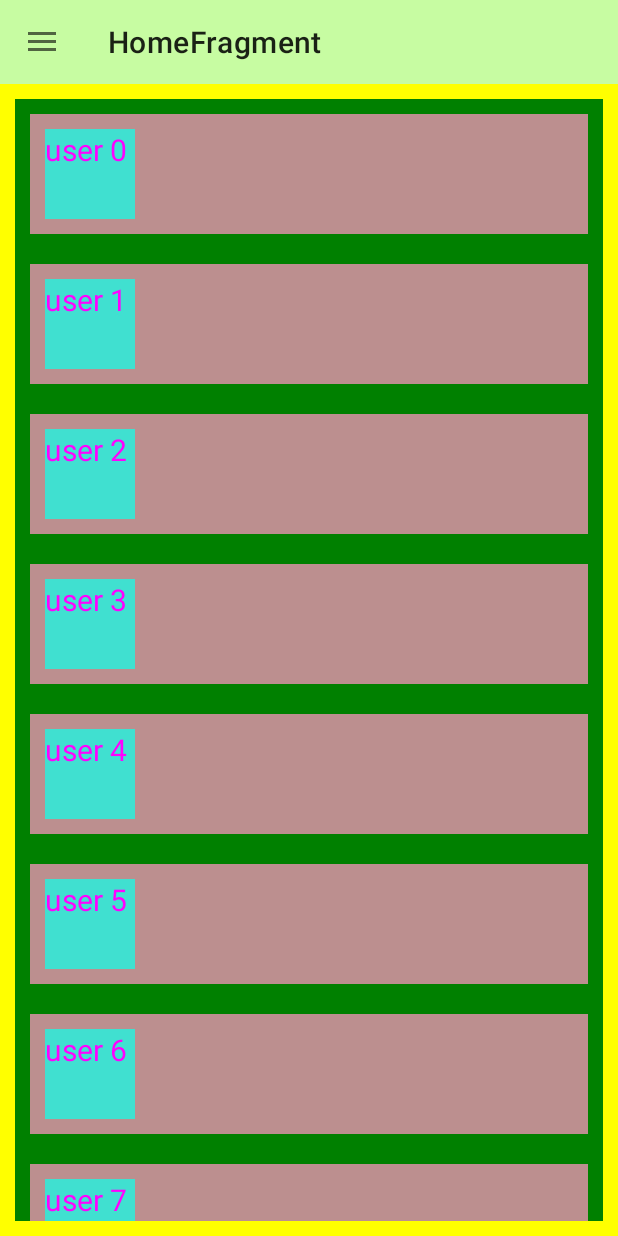
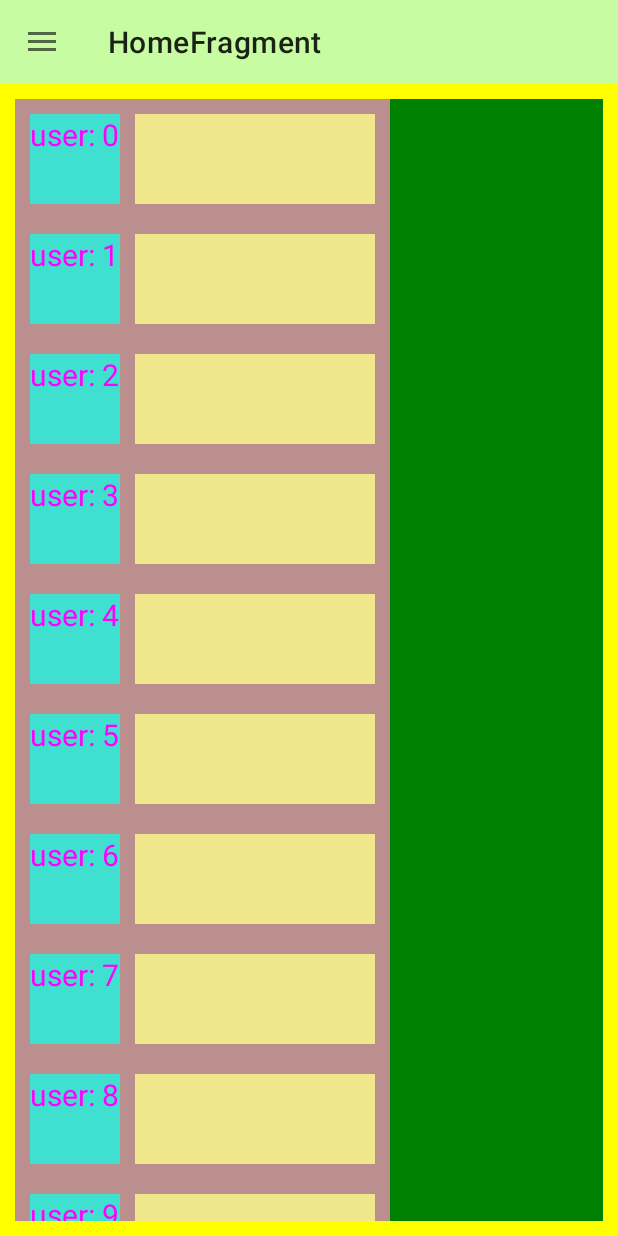
Before and after one commit to maxyou/purebbs-android, an Android app: the screen it shows after launch (MainActivity), on a phone screen of 412 x 824 dp. Run offline under Robolectric (Android 15) with nearby library versions, the phone set to English and light mode, and no system bars; our stand-ins replace data binding, navigation-ui.

Commit message:
add title area, before binding view holder

```diff
--- a/app/src/main/java/com/maxproj/purebbs/home/HomeFragment.kt
+++ b/app/src/main/java/com/maxproj/purebbs/home/HomeFragment.kt
@@ -37,7 +37,7 @@ fun mockPostData():List<PostBrief>{
     var data =  mutableListOf<PostBrief>()
 
     (0..20).forEach {
-        data.add(it, PostBrief(it, "user $it", "title $it"))
+        data.add(it, PostBrief(it, "user: $it", "title $it"))
         Log.d("PureBBS", "mock post data: $it")
     }
 
--- a/app/src/main/java/com/maxproj/purebbs/home/HomeViewModel.kt
+++ b/app/src/main/java/com/maxproj/purebbs/home/HomeViewModel.kt
@@ -1,12 +1,19 @@
 package com.maxproj.purebbs.home
+import android.util.Log
 import android.view.View
 import androidx.lifecycle.ViewModel
 import androidx.navigation.Navigation
+import kotlinx.coroutines.withContext
 
 class HomeViewModel : ViewModel() {
 
+    var itemFlag:String = "not used"
+
     var postAdapter: PostAdapter = PostAdapter()
 
+    fun onClickItemUser(view:View){
+        Log.d("PureBBS", "onClickItemUser")
+    }
     fun gotoDetail(view: View){
 
         Navigation.findNavController(view).navigate(HomeFragmentDirections.actionHomeDestToDetailDest())
--- a/app/src/main/java/com/maxproj/purebbs/home/PostAdapter.kt
+++ b/app/src/main/java/com/maxproj/purebbs/home/PostAdapter.kt
@@ -8,6 +8,7 @@ import android.widget.TextView
 import androidx.recyclerview.widget.RecyclerView
 import com.maxproj.purebbs.R
 import com.maxproj.purebbs.database.PostBrief
+import com.maxproj.purebbs.databinding.PostItemViewBinding
 
 class PostAdapter : RecyclerView.Adapter<PostBriefItemViewHolder>() {
     var data =  listOf<PostBrief>()
@@ -31,11 +32,13 @@ class PostAdapter : RecyclerView.Adapter<PostBriefItemViewHolder>() {
     }
 
     override fun onCreateViewHolder(parent: ViewGroup, viewType: Int): PostBriefItemViewHolder {
+        val binding = PostItemViewBinding.inflate(LayoutInflater.from(parent.context))
+
         Log.d("PureBBS", "adapter onCreateViewHolder")
-        val layoutInflater = LayoutInflater.from(parent.context)
-        val view = layoutInflater
-            .inflate(R.layout.post_item_view, parent, false)// as TextView
-        return PostBriefItemViewHolder(view)
+//        val layoutInflater = LayoutInflater.from(parent.context)
+//        val view = layoutInflater
+//            .inflate(R.layout.post_item_view, parent, false)// as TextView
+        return PostBriefItemViewHolder(binding.root)
     }
 }
 
--- a/app/src/main/res/layout/post_item_view.xml
+++ b/app/src/main/res/layout/post_item_view.xml
@@ -1,35 +1,47 @@
 <?xml version="1.0" encoding="utf-8"?>
+<layout xmlns:android="http://schemas.android.com/apk/res/android"
+    xmlns:app="http://schemas.android.com/apk/res-auto">
+
+    <data>
+
+        <variable
+            name="viewmodel"
+            type="com.maxproj.purebbs.home.HomeViewModel" />
+    </data>
+
     <androidx.constraintlayout.widget.ConstraintLayout
-    xmlns:android="http://schemas.android.com/apk/res/android"
-    xmlns:app="http://schemas.android.com/apk/res-auto"
+        android:id="@+id/post_item"
         android:layout_width="match_parent"
         android:layout_height="80dp"
-    android:background="@color/RosyBrown"
         android:layout_margin="10dp"
-    android:id="@+id/post_item">
+        android:background="@color/RosyBrown">
 
         <TextView
             android:id="@+id/user"
+            android:layout_width="60dp"
+            android:layout_height="60dp"
             android:layout_margin="10dp"
             android:background="@color/Turquoise"
             android:text="this is user"
             android:textColor="@color/Magenta"
             android:textSize="20sp"
-        android:layout_width="60dp"
-        android:layout_height="60dp"
+            app:layout_constraintBottom_toBottomOf="@id/post_item"
+            app:layout_constraintEnd_toEndOf="@id/post_item"
             app:layout_constraintHorizontal_bias="0"
             app:layout_constraintStart_toStartOf="@id/post_item"
+            app:layout_constraintTop_toTopOf="@id/post_item" />
+
+        <TextView
+            android:id="@+id/title"
+            android:background="@color/Khaki"
+            android:layout_width="160dp"
+            android:layout_height="60dp"
+            android:layout_margin="10dp"
+            android:text="@{viewmodel.itemFlag}"
+            app:layout_constraintBottom_toBottomOf="@id/post_item"
             app:layout_constraintEnd_toEndOf="@id/post_item"
-        app:layout_constraintTop_toTopOf="@id/post_item"
-        app:layout_constraintBottom_toBottomOf="@id/post_item" />
-    <!--    <TextView-->
-    <!--        android:id="@+id/title"-->
-    <!--        android:text="this is title"-->
-    <!--        android:layout_width="wrap_content"-->
-    <!--        android:layout_height="wrap_content"-->
-    <!--        app:layout_constraintStart_toEndOf="@id/user"-->
-    <!--        app:layout_constraintEnd_toEndOf="parent"-->
-    <!--        app:layout_constraintBottom_toTopOf="parent"-->
-    <!--        app:layout_constraintBottom_toBottomOf="parent" />-->
+            app:layout_constraintStart_toEndOf="@id/user"
+            app:layout_constraintTop_toTopOf="@id/post_item" />
 
     </androidx.constraintlayout.widget.ConstraintLayout>
+</layout>
```
Lines whose indentation alone changed are shown as unchanged.
